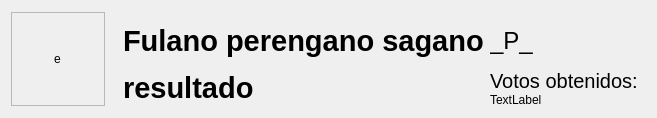
This is forms/itemresultados.ui in sarahiva/IS2Proyecto1 as Qt 5 draws it before an edit. The edited form follows.
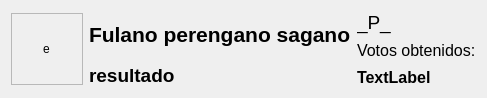
This is the edited form.

Patch:
```diff
--- a/forms/itemresultados.ui
+++ b/forms/itemresultados.ui
@@ -6,8 +6,8 @@
    <rect>
     <x>0</x>
     <y>0</y>
-    <width>613</width>
-    <height>118</height>
+    <width>470</width>
+    <height>98</height>
    </rect>
   </property>
   <property name="sizePolicy">
@@ -21,25 +21,19 @@
   </property>
   <layout class="QGridLayout" name="gridLayout_2">
    <item row="0" column="0">
-    <layout class="QHBoxLayout" name="horizontalLayout_2">
-     <property name="leftMargin">
-      <number>0</number>
-     </property>
-     <property name="topMargin">
-      <number>0</number>
-     </property>
+    <layout class="QHBoxLayout" name="horizontalLayout">
      <item>
       <widget class="QFrame" name="frame">
        <property name="minimumSize">
         <size>
-         <width>94</width>
-         <height>94</height>
+         <width>72</width>
+         <height>2</height>
         </size>
        </property>
        <property name="maximumSize">
         <size>
-         <width>94</width>
-         <height>94</height>
+         <width>2</width>
+         <height>72</height>
         </size>
        </property>
        <property name="frameShape">
@@ -63,40 +57,8 @@
       </widget>
      </item>
      <item>
-      <layout class="QHBoxLayout" name="horizontalLayout">
+      <layout class="QVBoxLayout" name="verticalLayout_2">
        <item>
-        <layout class="QFormLayout" name="formLayout">
-         <property name="sizeConstraint">
-          <enum>QLayout::SetMinAndMaxSize</enum>
-         </property>
-         <property name="fieldGrowthPolicy">
-          <enum>QFormLayout::AllNonFixedFieldsGrow</enum>
-         </property>
-         <property name="rowWrapPolicy">
-          <enum>QFormLayout::DontWrapRows</enum>
-         </property>
-         <property name="labelAlignment">
-          <set>Qt::AlignBottom|Qt::AlignJustify</set>
-         </property>
-         <property name="formAlignment">
-          <set>Qt::AlignLeading|Qt::AlignLeft|Qt::AlignTop</set>
-         </property>
-         <property name="verticalSpacing">
-          <number>8</number>
-         </property>
-         <property name="leftMargin">
-          <number>12</number>
-         </property>
-         <property name="topMargin">
-          <number>9</number>
-         </property>
-         <property name="rightMargin">
-          <number>8</number>
-         </property>
-         <property name="bottomMargin">
-          <number>0</number>
-         </property>
-         <item row="0" column="0">
           <widget class="QLabel" name="candidato">
            <property name="sizePolicy">
             <sizepolicy hsizetype="Expanding" vsizetype="Expanding">
@@ -106,7 +68,7 @@
            </property>
            <property name="font">
             <font>
-             <pointsize>22</pointsize>
+           <pointsize>16</pointsize>
              <weight>75</weight>
              <bold>true</bold>
             </font>
@@ -116,21 +78,7 @@
            </property>
           </widget>
          </item>
-         <item row="0" column="1">
-          <widget class="QLabel" name="partido">
-           <property name="font">
-            <font>
-             <pointsize>18</pointsize>
-             <weight>50</weight>
-             <bold>false</bold>
-            </font>
-           </property>
-           <property name="text">
-            <string>_P_</string>
-           </property>
-          </widget>
-         </item>
-         <item row="1" column="0">
+       <item>
           <widget class="QLabel" name="resultado">
            <property name="sizePolicy">
             <sizepolicy hsizetype="Expanding" vsizetype="Preferred">
@@ -140,7 +88,7 @@
            </property>
            <property name="font">
             <font>
-             <pointsize>22</pointsize>
+           <pointsize>14</pointsize>
              <weight>75</weight>
              <bold>true</bold>
             </font>
@@ -150,13 +98,29 @@
            </property>
           </widget>
          </item>
-         <item row="1" column="1">
+      </layout>
+     </item>
+     <item>
           <layout class="QVBoxLayout" name="verticalLayout">
+       <item>
+        <widget class="QLabel" name="partido">
+         <property name="font">
+          <font>
+           <pointsize>14</pointsize>
+           <weight>50</weight>
+           <bold>false</bold>
+          </font>
+         </property>
+         <property name="text">
+          <string>_P_</string>
+         </property>
+        </widget>
+       </item>
            <item>
             <widget class="QLabel" name="label">
              <property name="font">
               <font>
-               <pointsize>15</pointsize>
+           <pointsize>12</pointsize>
               </font>
              </property>
              <property name="text">
@@ -166,14 +130,17 @@
            </item>
            <item>
             <widget class="QLabel" name="votos">
+         <property name="font">
+          <font>
+           <pointsize>12</pointsize>
+           <weight>75</weight>
+           <bold>true</bold>
+          </font>
+         </property>
              <property name="text">
               <string>TextLabel</string>
              </property>
             </widget>
-           </item>
-          </layout>
-         </item>
-        </layout>
        </item>
       </layout>
      </item>
```
Lines whose indentation alone changed are shown as unchanged.
